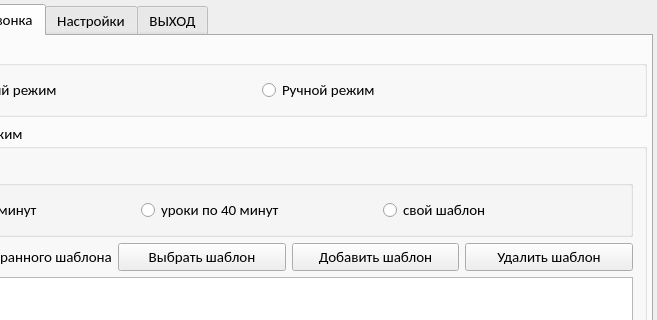
First picture: the form in mainwindow.ui, repository DigitalSamuraiDTM/ElectronicBell, before the edit; both pictures show x 139 to 796 and y 0 to 320 of the 796 by 485 pixel window.
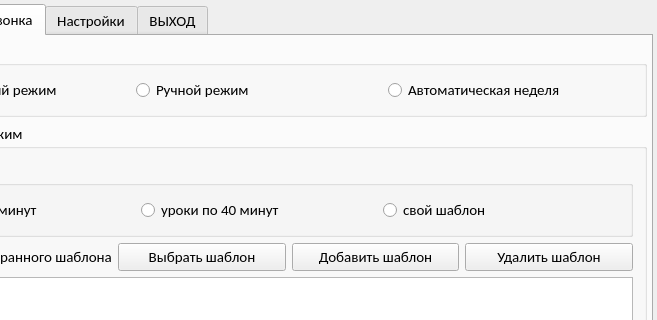
Second picture: the form after the edit. The open tabs and pages were chosen to show the change.

Commit message: label с режимом и groupbox c настройкой режима

```diff
--- a/mainwindow.ui
+++ b/mainwindow.ui
@@ -279,6 +279,13 @@
                </property>
               </widget>
              </item>
+             <item>
+              <widget class="QRadioButton" name="autoWeek">
+               <property name="text">
+                <string>Автоматическая неделя</string>
+               </property>
+              </widget>
+             </item>
             </layout>
            </widget>
           </item>
```
Left out of the diff: 83 changed lines with no effect on the pictures. The commit also changes 2 other files.
